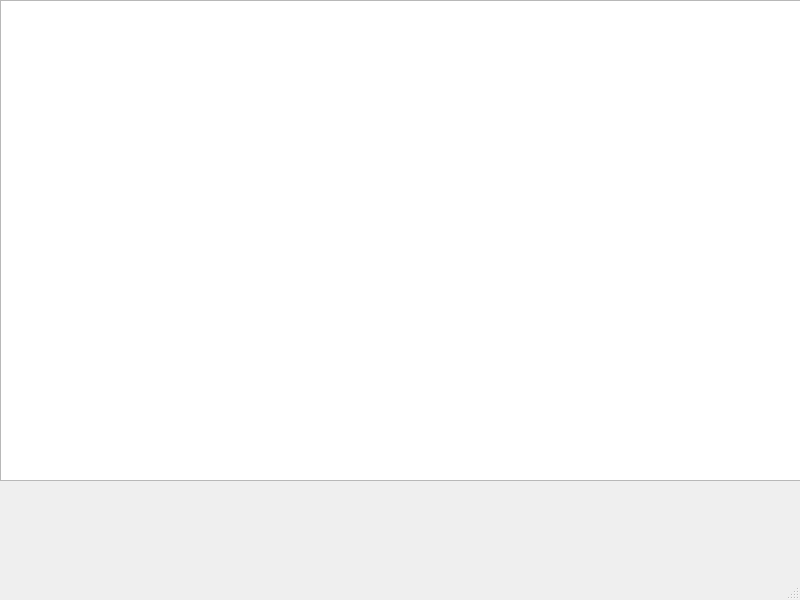
Qt form client/main.ui (list17/ftp-server-client) before a commit.
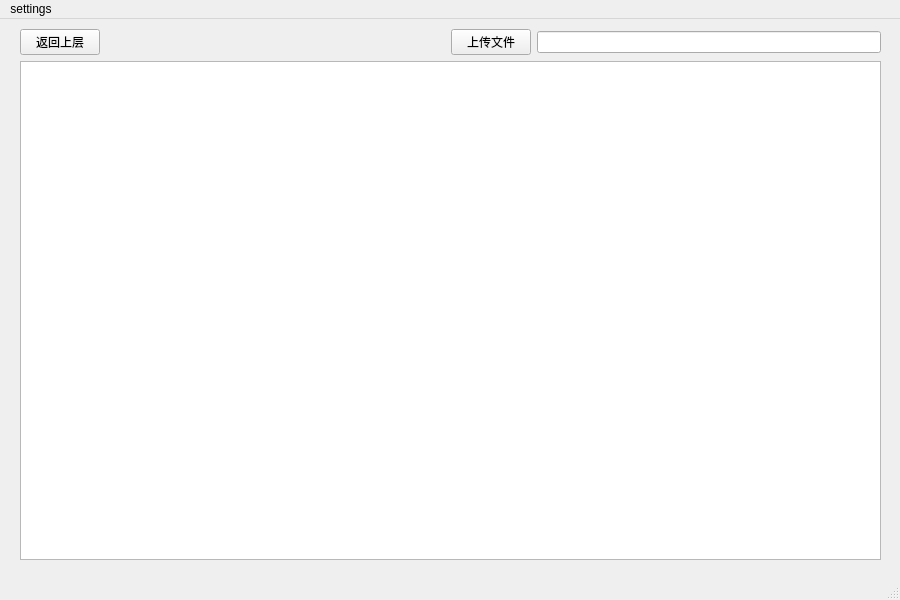
The same form after that commit.

Patch:
```diff
--- a/client/main.ui
+++ b/client/main.ui
@@ -6,7 +6,7 @@
    <rect>
     <x>0</x>
     <y>0</y>
-    <width>800</width>
+    <width>900</width>
     <height>600</height>
    </rect>
   </property>
@@ -14,18 +14,58 @@
    <string>MainWindow</string>
   </property>
   <widget class="QWidget" name="centralwidget">
-   <widget class="QListWidget" name="listWidget">
+   <widget class="QWidget" name="">
     <property name="geometry">
      <rect>
-      <x>0</x>
-      <y>0</y>
-      <width>801</width>
-      <height>481</height>
+      <x>20</x>
+      <y>10</y>
+      <width>861</width>
+      <height>531</height>
      </rect>
     </property>
-    <property name="contextMenuPolicy">
-     <enum>Qt::CustomContextMenu</enum>
-    </property>
+    <layout class="QVBoxLayout" name="verticalLayout">
+     <item>
+      <layout class="QHBoxLayout" name="horizontalLayout">
+       <item>
+        <widget class="QPushButton" name="return_btn">
+         <property name="text">
+          <string>返回上层</string>
+         </property>
+        </widget>
+       </item>
+       <item>
+        <spacer name="horizontalSpacer">
+         <property name="orientation">
+          <enum>Qt::Horizontal</enum>
+         </property>
+         <property name="sizeHint" stdset="0">
+          <size>
+           <width>40</width>
+           <height>20</height>
+          </size>
+         </property>
+        </spacer>
+       </item>
+       <item>
+        <widget class="QPushButton" name="upload_btn">
+         <property name="text">
+          <string>上传文件</string>
+         </property>
+        </widget>
+       </item>
+       <item>
+        <widget class="QLineEdit" name="lineEdit"/>
+       </item>
+      </layout>
+     </item>
+     <item>
+      <widget class="QListWidget" name="listWidget">
+       <property name="contextMenuPolicy">
+        <enum>Qt::CustomContextMenu</enum>
+       </property>
+      </widget>
+     </item>
+    </layout>
    </widget>
   </widget>
   <widget class="QMenuBar" name="menubar">
@@ -33,10 +73,17 @@
     <rect>
      <x>0</x>
      <y>0</y>
-     <width>800</width>
+     <width>900</width>
      <height>32</height>
     </rect>
    </property>
+   <widget class="QMenu" name="menusettings">
+    <property name="title">
+     <string>settings</string>
+    </property>
+    <addaction name="actionset_Mode"/>
+   </widget>
+   <addaction name="menusettings"/>
   </widget>
   <widget class="QStatusBar" name="statusbar"/>
  </widget>
```
Left out of the diff: 5 changed lines with no effect on the pictures.
